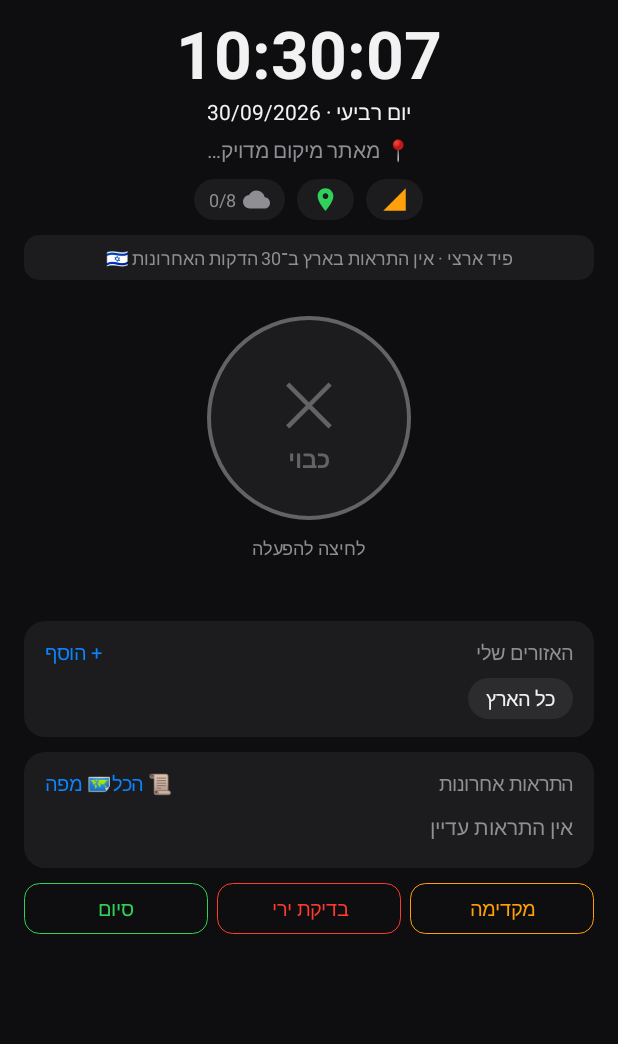
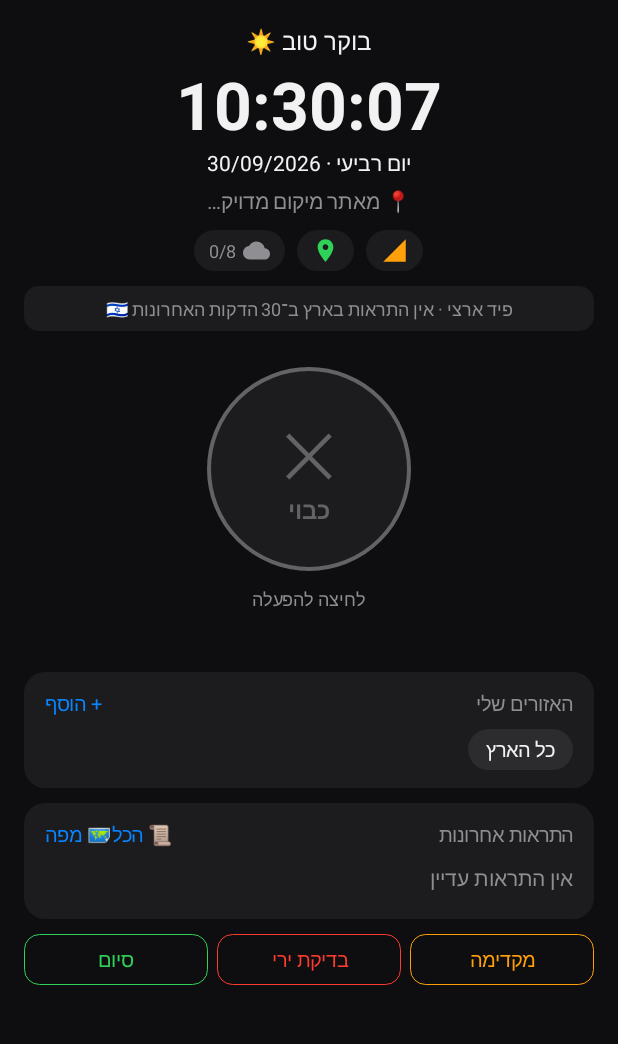
Before and after one commit to t0548321068/red-alert, an Android app: the screen it shows after launch (MainActivity), on a phone screen of 412 x 824 dp, the part 75-1119 px from its top. Run offline under Robolectric (Android 15) with nearby library versions, the phone set to English and light mode, and no system bars; network calls fail; 1 statement that could not run was skipped.

Commit message:
Greeting: keep existing emoji version, add show/hide toggle in display settings
Co-Authored-By: Claude Opus 5.5 <noreply@anthropic.com>
Claude-Session: https://claude.ai/code/session_01ENRMyiB4GToiLCRpL4Ct5u

```diff
--- a/app/src/main/assets/changelog.json
+++ b/app/src/main/assets/changelog.json
@@ -1,12 +1,11 @@
 {
   "1.21.6b": [
-    "🔔 התראת \"צבע אדום פעיל – מאזין\" עם המנגינה של האפליקציה, אחרי עדכון והדלקת הטלפון (לא בלחיצה על \"מוגן\")",
+    "🔔 התראת \"צבע אדום פעיל – מאזין\" אחרי עדכון והדלקת הטלפון (לא בלחיצה על \"מוגן\")",
     "🔔 כל ההתראות – צליל ורטט של הטלפון (ברירת מחדל). לשינוי: ⚙ ← צלילים ← הגדרות הטלפון",
     "היום והתאריך בלבן",
     "🧹 בלי \"צופר - צבע אדום\" ברשימת היישובים",
     "📅 סגנון יום בהגדרות מוצג לפי היום של היום",
     "📜 ההיסטוריה מסודרת תמיד מהחדשה לישנה",
-    "👋 ברכה לפי השעה: בוקר טוב, צהריים טובים, אחר צהריים טובים, ערב טוב, לילה טוב",
     "👋 ברכה לפי השעה: בוקר טוב, צהריים טובים, אחר צהריים טובים, ערב טוב, לילה טוב (⚙ ← תצוגה)",
     "אייקון האפליקציה בכל החלונות",
     "פחות בקשות הרשאה אחרי עדכון"
--- a/app/src/main/java/com/tal/redalert/MainActivity.kt
+++ b/app/src/main/java/com/tal/redalert/MainActivity.kt
@@ -56,7 +56,6 @@ class MainActivity : Activity() {
     private lateinit var circleIcon: TextView
     private lateinit var circleLabel: TextView
     private lateinit var circleHint: TextView
-    private lateinit var greeting: TextView
     private lateinit var chips: FlowLayout
     private lateinit var historyBox: LinearLayout
     private lateinit var clockTime: TextView
@@ -167,7 +166,6 @@ class MainActivity : Activity() {
         val g = Prefs.showGreeting(this)
         greeting.visibility = if (g) View.VISIBLE else View.GONE
         if (g) greeting.text = TimeFormat.greeting(now)
-        greeting.text = TimeFormat.greeting(now)
     }
 
     private fun dp(v: Int) = (v * resources.displayMetrics.density).toInt()
@@ -238,8 +236,6 @@ class MainActivity : Activity() {
         }
         greeting = text("", 16f, C.TEXT).apply { gravity = Gravity.CENTER }
         col.addView(greeting, LinearLayout.LayoutParams(-1, -2).apply { topMargin = dp(12) })
-        greeting = text("", 18f, C.TEXT).apply { gravity = Gravity.CENTER }
-        col.addView(greeting, LinearLayout.LayoutParams(-1, -2).apply { topMargin = dp(6) })
         col.addView(clockTime, LinearLayout.LayoutParams(-1, -2).apply { topMargin = dp(2) })
         col.addView(clockDay)
         weatherLine = text("", 14f, C.TEXT).apply {
--- a/app/src/main/java/com/tal/redalert/TimeFormat.kt
+++ b/app/src/main/java/com/tal/redalert/TimeFormat.kt
@@ -21,15 +21,6 @@ object TimeFormat {
         val k = cal(ms)
         val hm = "%02d:%02d".format(k.get(Calendar.HOUR_OF_DAY), k.get(Calendar.MINUTE))
         return if (Prefs.showSeconds(c)) "$hm:%02d".format(k.get(Calendar.SECOND)) else hm
-    }
-
-    /** ברכה לפי השעה */
-    fun greeting(ms: Long): String = when (cal(ms).get(Calendar.HOUR_OF_DAY)) {
-        in 5..11 -> "בוקר טוב"
-        in 12..14 -> "צהריים טובים"
-        in 15..17 -> "אחר צהריים טובים"
-        in 18..21 -> "ערב טוב"
-        else -> "לילה טוב"
     }
 
     fun day(c: Context, ms: Long): String {
```
